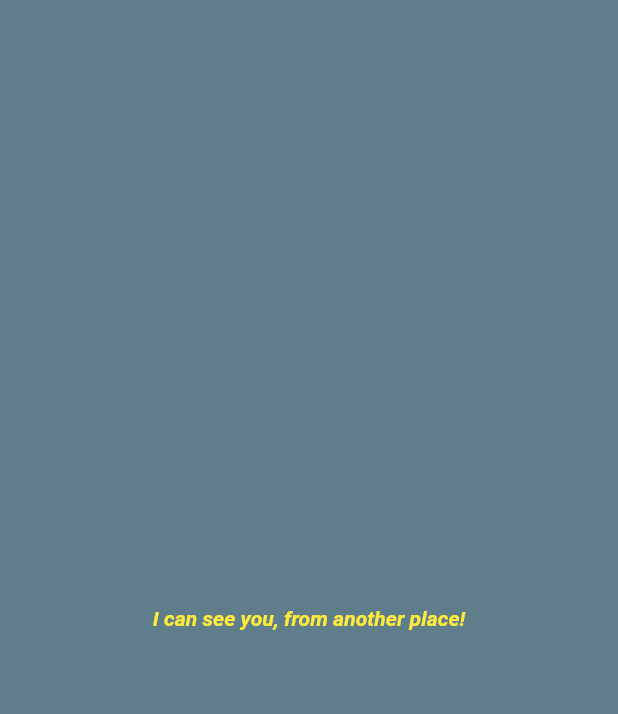
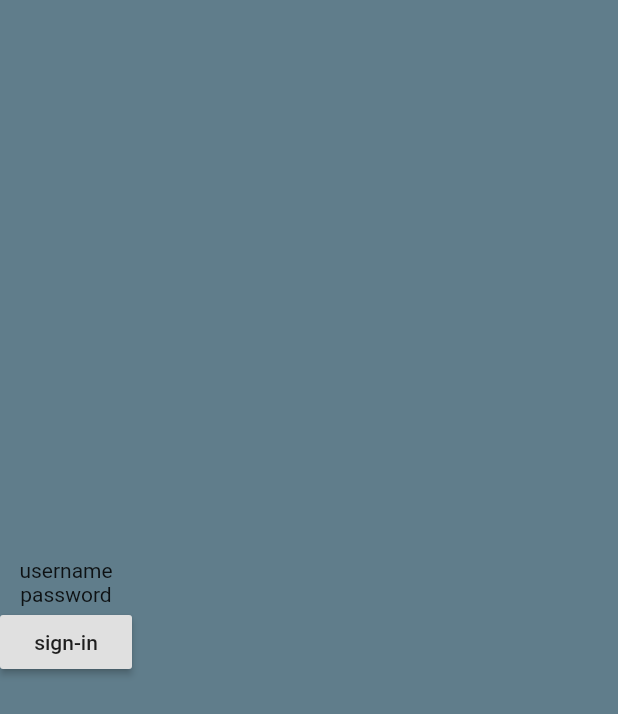
Before and after one commit to nevalenny/mobile, a Flutter app: the screen it shows after launch, on a phone screen of 412 x 824 dp. Shown: the top 714 px of the screen. Run offline on Flutter 3.47's test engine with Material 2 defaults, Android fonts, the phone set to English and light mode, and no system bars.

```diff
--- a/lib/ui/LoginPage.dart
+++ b/lib/ui/LoginPage.dart
@@ -8,14 +8,19 @@ class LoginPage extends StatefulWidget {
 class LoginPageState extends State<LoginPage> {
   @override
   Widget build(BuildContext context) {
-    return new Center(
-        child: new Text(
-      'I can see you, from another place!',
-      textDirection: TextDirection.ltr,
-      style: new TextStyle(
-          fontWeight: FontWeight.bold,
-          fontStyle: FontStyle.italic,
-          color: Colors.yellow),
-    ));
+    return new Container(
+      alignment: Alignment.centerLeft,
+      child: new Column(
+        mainAxisAlignment: MainAxisAlignment.center,
+        children: <Widget>[
+          new Text('username', textDirection: TextDirection.ltr,),
+          new Text('password', textDirection: TextDirection.ltr,),
+          new RaisedButton(
+            child: new Text('sign-in', textDirection: TextDirection.ltr),
+            onPressed: () => {},
+          ),
+        ],
+      ),
+    );
   }
 }
```
Also changed, not shown: 2 other files.
